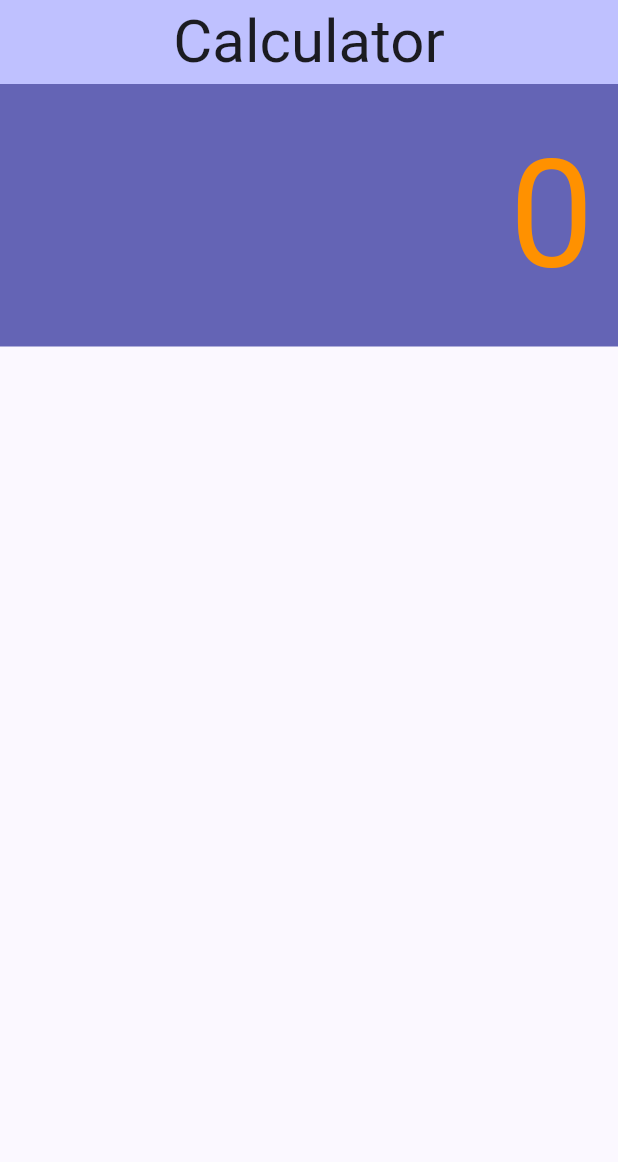
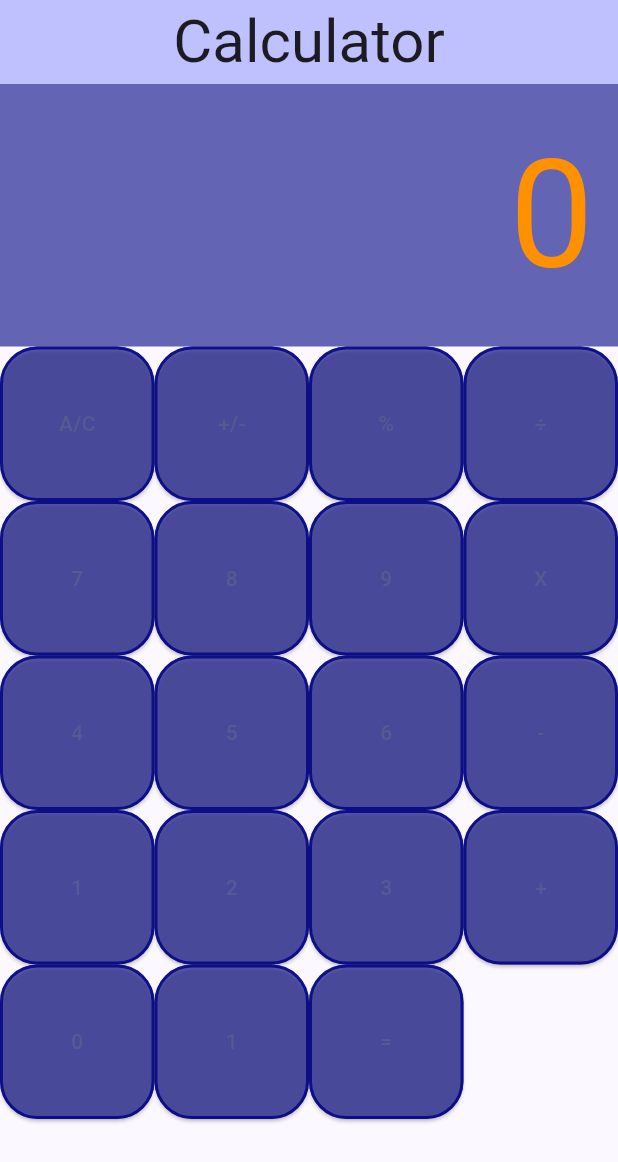
Before and after one commit to aeru1/FlutterCalculator, a Flutter app: the screen it shows after launch, on a phone screen of 412 x 824 dp. Shown: the top 1162 px of the screen. Run offline on Flutter 3.47's test engine with Material 3 defaults, Android fonts, the phone set to English and light mode, and no system bars; Roboto replaces fonts that are missing (FindingNemo, MickeyMouse).

Commit message:
custom button class fixed

```diff
--- a/flutter_calculator/lib/custombutton.dart
+++ b/flutter_calculator/lib/custombutton.dart
@@ -2,30 +2,22 @@ import 'package:flutter/material.dart';
 
 class CustomButton extends ElevatedButton{
   final String buttonText;
+
+  @override
   final VoidCallback onPressed;
-  final MaterialStatePropertyAll<RoundedRectangleBorder> buttonShape=
-                             MaterialStatePropertyAll<RoundedRectangleBorder>(
+
+  CustomButton({super.key, required this.buttonText, required this.onPressed}):super(
+    child:Text(buttonText),
+    onPressed:onPressed,
+    style: ButtonStyle(
+      backgroundColor: const MaterialStatePropertyAll<Color>(Color.fromARGB(155, 2, 4, 133)),
+      shape:MaterialStatePropertyAll<RoundedRectangleBorder>(
                            RoundedRectangleBorder(
                           borderRadius: BorderRadius.circular(25),
                         side: const BorderSide(width:2, color:Color.fromARGB(218, 2, 4, 133)),
                       ),
-                    );
-  final MaterialStatePropertyAll<Color> buttonColor= const MaterialStatePropertyAll<Color>(Color.fromARGB(155, 2, 4, 133));
-
-  CustomButton({required this.buttonText, required this.onPressed}):
-  super(child:Text(buttonText), onPressed:onPressed, style:ButtonStyle(
-
-  ))
+                    ),
+    )
+    );
 
 }
-
-ElevatedButton(
-                  style: ButtonStyle(
-                    backgroundColor: const MaterialStatePropertyAll<Color>(Color.fromARGB(155, 2, 4, 133)),
-                    shape:
-                  ),
-                  onPressed: () {
-                    // Handle digit button press
-                  },
-                  child: Text('AC'),
-                ),
--- a/flutter_calculator/lib/main.dart
+++ b/flutter_calculator/lib/main.dart
@@ -1,4 +1,5 @@
 import 'package:flutter/material.dart';
+import 'custombutton.dart';
 
 void main() {
   runApp(const MyApp());
@@ -67,7 +68,27 @@ class _MyHomePageState extends State<MyHomePage> {
               child: GridView.count(
                 crossAxisCount: 4,
                 children:[
+                  CustomButton(buttonText: "A/C" , onPressed: (){}),
+                  CustomButton(buttonText: "+/-" , onPressed: (){}),
+                  CustomButton(buttonText: "%" , onPressed: (){}),
+                  CustomButton(buttonText: String.fromCharCode(0x00F7) , onPressed: (){}),
+                  CustomButton(buttonText: "7" , onPressed: (){}),
+                  CustomButton(buttonText: "8" , onPressed: (){}),
+                  CustomButton(buttonText: "9" , onPressed: (){}),
+                  CustomButton(buttonText: "X" , onPressed: (){}),
+                  CustomButton(buttonText: "4" , onPressed: (){}),
+                  CustomButton(buttonText: "5" , onPressed: (){}),
+                  CustomButton(buttonText: "6" , onPressed: (){}),
+                  CustomButton(buttonText: "-" , onPressed: (){}),
+                  CustomButton(buttonText: "1" , onPressed: (){}),
+                  CustomButton(buttonText: "2" , onPressed: (){}),
+                  CustomButton(buttonText: "3" , onPressed: (){}),
+                  CustomButton(buttonText: "+" , onPressed: (){}),
 
+                  CustomButton(buttonText: "0" , onPressed: (){}),
+
+                  CustomButton(buttonText: "1" , onPressed: (){}),
+                  CustomButton(buttonText: "=" , onPressed: (){}),
                 ]
               )
                       ),
```
